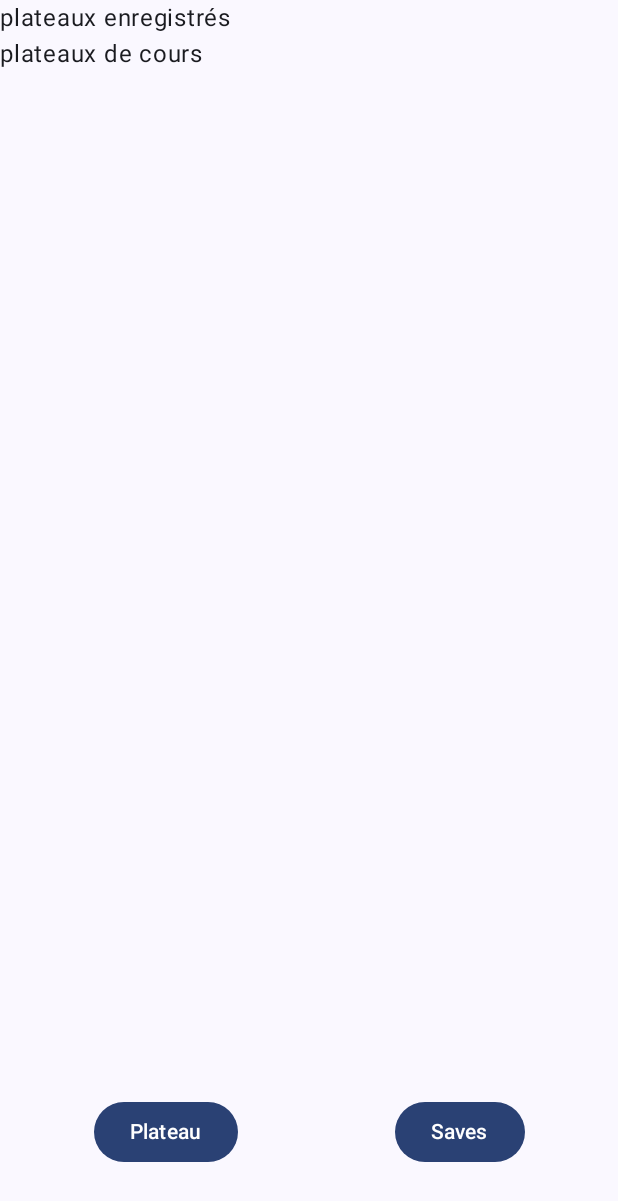
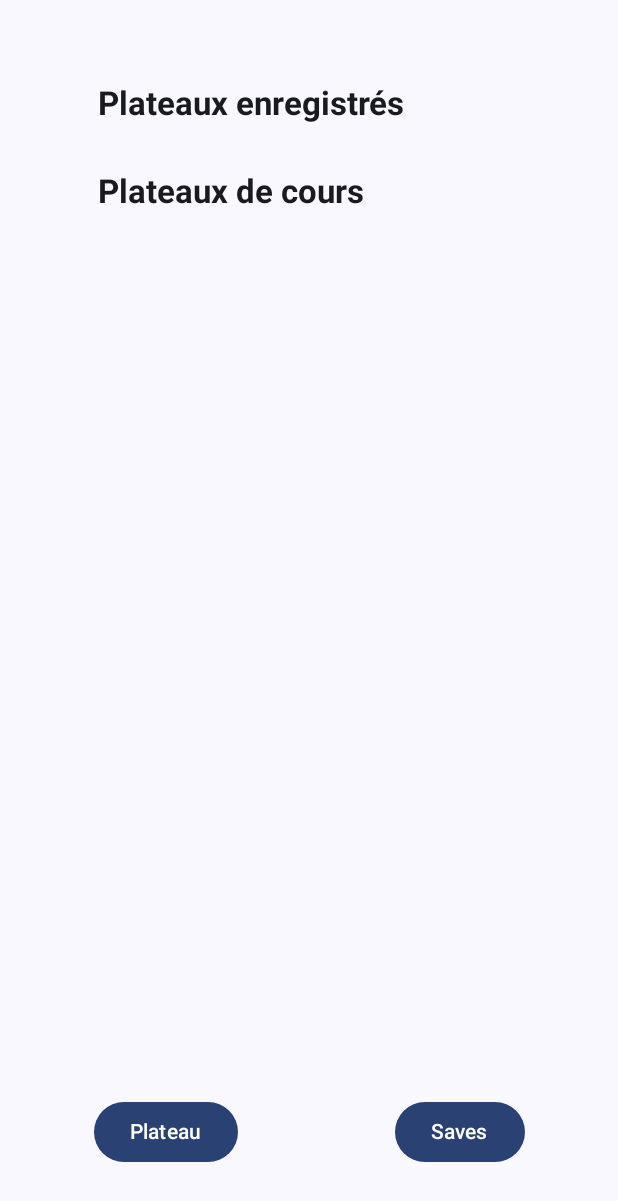
Before and after one commit to UltraDOVA/PlateauDentaireAssistant, an Android app built with Jetpack Compose: the screen it shows after launch (MainActivity), after a tap on "Saves", on a phone screen of 412 x 824 dp. Shown: the top 1201 px of the screen. Run offline under Robolectric (Android 15) with nearby library versions, the phone set to English and light mode, and no system bars; our stand-ins replace Dagger/Hilt's generated code, Room's generated code; 1 statement that could not run was skipped.

Commit message:
Plateaux can be visualized and load in the main view

```diff
--- a/app/src/main/java/com/dova/plateauAssistant/data/dao/PlateauDao.kt
+++ b/app/src/main/java/com/dova/plateauAssistant/data/dao/PlateauDao.kt
@@ -13,6 +13,9 @@ interface PlateauDao {
     @Insert(onConflict = OnConflictStrategy.IGNORE)
     suspend fun insert(plateau: Plateau)
 
-    @Query("SELECT * from plateaux")
+    @Query("SELECT * from plateaux")//TODO : order by index
     fun getAllPlateaux(): Flow<List<Plateau>>
+
+    @Query("SELECT * from plateaux where id = :id")
+    fun getPlateau(id: Int): Flow<Plateau>
 }
--- a/app/src/main/java/com/dova/plateauAssistant/domain/PlateauRepository.kt
+++ b/app/src/main/java/com/dova/plateauAssistant/domain/PlateauRepository.kt
@@ -5,5 +5,6 @@ import kotlinx.coroutines.flow.Flow
 
 interface PlateauRepository {
     fun getAllPlateaux(): Flow<List<Plateau>>
+    suspend fun getPlateau(id: Int): Plateau
     suspend fun insertPlateau(plateau: Plateau)
 }
--- a/app/src/main/java/com/dova/plateauAssistant/ui/Navigation.kt
+++ b/app/src/main/java/com/dova/plateauAssistant/ui/Navigation.kt
@@ -21,9 +21,9 @@ fun Navigation() {
     val navController = rememberNavController()
 
     Scaffold(bottomBar = { NavBar(navController) }) { innerPadding ->
-        NavHost(navController, startDestination = "plateau", modifier = Modifier.padding(innerPadding)) {
-            composable("plateau") { PlateauScreen() }
-            composable("saves") { SavedPlateaux() }
+        NavHost(navController, startDestination = "plateau/", modifier = Modifier.padding(innerPadding)) {
+            composable("plateau/{id}") { PlateauScreen() }
+            composable("saves") { SavedPlateaux(navController) }
         }
     }
 }
@@ -36,7 +36,7 @@ fun NavBar(
         Modifier.fillMaxWidth().padding(10.dp).padding(bottom = 35.dp),
         horizontalArrangement = Arrangement.SpaceAround
     ) {
-        Button(onClick = { navController.navigate("plateau") }) {
+        Button(onClick = { navController.navigate("plateau/") }) {
             Text("Plateau")
         }
         Button(onClick = { navController.navigate("saves") }) {
--- a/app/src/main/java/com/dova/plateauAssistant/ui/PlateauScreen.kt
+++ b/app/src/main/java/com/dova/plateauAssistant/ui/PlateauScreen.kt
@@ -47,6 +47,7 @@ fun PlateauScreen() {
         ) {
             PlateauComposable(
                 uiState.value.plateau,
+                editable = true,
                 { index, value -> viewModel.dropOnPlateau(index, value) },
                 { index -> viewModel.resetCase(index) }
             )
@@ -54,9 +55,6 @@ fun PlateauScreen() {
         Spacer(Modifier.weight(1f))
         Button(onClick = { viewModel.askForName() }) {
             Text("Save")
-        }
-        Button(onClick = { viewModel.loadPlateau() }) {
-            Text("Load")
         }
         Spacer(Modifier.weight(1f))
     }
--- a/app/src/main/java/com/dova/plateauAssistant/ui/PlateauViewModel.kt
+++ b/app/src/main/java/com/dova/plateauAssistant/ui/PlateauViewModel.kt
@@ -1,11 +1,11 @@
 package com.dova.plateauAssistant.ui
 
+import androidx.lifecycle.SavedStateHandle
 import androidx.lifecycle.ViewModel
 import androidx.lifecycle.viewModelScope
 import com.dova.plateauAssistant.data.entities.Plateau
 import com.dova.plateauAssistant.domain.PlateauRepository
 import dagger.hilt.android.lifecycle.HiltViewModel
-import kotlinx.coroutines.delay
 import kotlinx.coroutines.flow.MutableStateFlow
 import kotlinx.coroutines.flow.asStateFlow
 import kotlinx.coroutines.flow.update
@@ -14,10 +14,24 @@ import javax.inject.Inject
 
 @HiltViewModel
 class PlateauViewModel @Inject constructor(
-    private val plateauRepository: PlateauRepository
+    private val plateauRepository: PlateauRepository,
+    savedStateHandle: SavedStateHandle
 ) : ViewModel() {
     private val _uiState = MutableStateFlow(PlateauUiState())
     val uiState = _uiState.asStateFlow()
+
+    init {
+        val plateauToLoad = savedStateHandle.get<String>("id")?.toIntOrNull()
+        if (plateauToLoad != null) {
+            viewModelScope.launch {
+                _uiState.update {
+                    PlateauUiState(
+                        plateau = plateauRepository.getPlateau(plateauToLoad)
+                    )
+                }
+            }
+        }
+    }
 
     fun dropOnPlateau(index: Int, elem: Int) {
         val newValues = uiState.value.plateau.values.toMutableList()
@@ -73,25 +87,6 @@ class PlateauViewModel @Inject constructor(
         }
     }
 
-    //todo : snippet, to move in the init()
-    fun loadPlateau() {
-        var tmpPlateau = uiState.value.plateau
-        viewModelScope.launch {
-            //todo : remove and replace by an id search (transmitted through navigation)
-            plateauRepository.getAllPlateaux().collect {
-                tmpPlateau = it.firstOrNull()!!
-            }
-        }
-        viewModelScope.launch {
-            delay(20)
-            _uiState.update {
-                it.copy(
-                    plateau = tmpPlateau
-                )
-            }
-        }
-    }
-
     private fun setNewValues(plateau: Plateau, newValues: List<Int>): Plateau {
         return Plateau(
             name = plateau.name,
--- a/app/src/main/java/com/dova/plateauAssistant/ui/SavedPlateaux.kt
+++ b/app/src/main/java/com/dova/plateauAssistant/ui/SavedPlateaux.kt
@@ -1,13 +1,52 @@
 package com.dova.plateauAssistant.ui
 
-import androidx.compose.foundation.layout.Column
+import androidx.compose.foundation.layout.Spacer
+import androidx.compose.foundation.layout.height
+import androidx.compose.foundation.layout.padding
+import androidx.compose.foundation.lazy.LazyColumn
 import androidx.compose.material3.Text
 import androidx.compose.runtime.Composable
+import androidx.compose.ui.Modifier
+import androidx.compose.ui.text.font.FontWeight
+import androidx.compose.ui.unit.dp
+import androidx.hilt.navigation.compose.hiltViewModel
+import androidx.lifecycle.compose.collectAsStateWithLifecycle
+import androidx.navigation.NavHostController
+import com.dova.plateauAssistant.ui.composants.SelectablePlateau
+import com.dova.plateauAssistant.ui.theme.Typography
 
 @Composable
-fun SavedPlateaux() {
-    Column {
-        Text("plateaux enregistrés")
-        Text("plateaux de cours")
+fun SavedPlateaux(
+    navController: NavHostController
+) {
+    val viewModel: SavedPlateauxViewModel = hiltViewModel()
+    val uiState = viewModel.uiState.collectAsStateWithLifecycle()
+
+    LazyColumn(
+        Modifier.padding(horizontal = 30.dp).padding(top = 40.dp)
+    ) {
+        item {
+            Text(
+                "Plateaux enregistrés",
+                Modifier.padding(15.dp).padding(start = 20.dp),
+                style = Typography.titleLarge,
+                fontWeight = FontWeight.Bold
+            )
+        }
+        items(uiState.value.customPlateaux.size) {
+            SelectablePlateau(uiState.value.customPlateaux[it]) { idPlateau ->
+                navController.navigate("plateau/$idPlateau")
+            }
+            Spacer(Modifier.height(10.dp))
+        }
+
+        item {
+            Text(
+                "Plateaux de cours",
+                Modifier.padding(15.dp).padding(start = 20.dp),
+                style = Typography.titleLarge,
+                fontWeight = FontWeight.Bold
+            )
+        }
     }
 }
--- /dev/null
+++ b/app/src/main/java/com/dova/plateauAssistant/ui/SavedPlateauxViewModel.kt
@@ -0,0 +1,38 @@
+package com.dova.plateauAssistant.ui
+
+import androidx.lifecycle.ViewModel
+import androidx.lifecycle.viewModelScope
+import com.dova.plateauAssistant.data.entities.Plateau
+import com.dova.plateauAssistant.domain.PlateauRepository
+import dagger.hilt.android.lifecycle.HiltViewModel
+import kotlinx.coroutines.flow.MutableStateFlow
+import kotlinx.coroutines.flow.asStateFlow
+import kotlinx.coroutines.flow.take
+import kotlinx.coroutines.flow.update
+import kotlinx.coroutines.launch
+import javax.inject.Inject
+
+@HiltViewModel
+class SavedPlateauxViewModel @Inject constructor(
+    private val plateauRepository: PlateauRepository
+) : ViewModel() {
+    private val _uiState = MutableStateFlow(SavedPlateauxUiState())
+    val uiState = _uiState.asStateFlow()
+
+    init {
+        viewModelScope.launch {
+            plateauRepository.getAllPlateaux().take(1).collect { plateaux ->
+                _uiState.update {
+                    it.copy(
+                        customPlateaux = plateaux
+                    )
+                }
+            }
+        }
+    }
+}
+
+data class SavedPlateauxUiState(
+    val customPlateaux: List<Plateau> = emptyList(),
+    val defautlsPlateaux: List<Plateau> = emptyList()
+)
--- a/app/src/main/java/com/dova/plateauAssistant/ui/composants/PlateauComposable.kt
+++ b/app/src/main/java/com/dova/plateauAssistant/ui/composants/PlateauComposable.kt
@@ -2,7 +2,9 @@ package com.dova.plateauAssistant.ui.composants
 
 import androidx.compose.foundation.BorderStroke
 import androidx.compose.foundation.ExperimentalFoundationApi
+import androidx.compose.foundation.Image
 import androidx.compose.foundation.draganddrop.dragAndDropTarget
+import androidx.compose.foundation.layout.Column
 import androidx.compose.foundation.layout.Row
 import androidx.compose.foundation.layout.height
 import androidx.compose.foundation.layout.width
@@ -14,16 +16,20 @@ import androidx.compose.ui.draganddrop.DragAndDropEvent
 import androidx.compose.ui.draganddrop.DragAndDropTarget
 import androidx.compose.ui.draganddrop.toAndroidDragEvent
 import androidx.compose.ui.graphics.Color
+import androidx.compose.ui.res.painterResource
 import androidx.compose.ui.unit.dp
 import com.dova.plateauAssistant.data.entities.Plateau
+import com.dova.plateauAssistant.domain.Items
 
 
 @Composable
 fun PlateauComposable(
     plateau: Plateau,
-    onDrop: (Int, Int) -> Unit = {int1, int2 -> },
+    editable: Boolean,
+    onDrop: (Int, Int) -> Unit = { _, _ -> },
     resetCase: (Int) -> Unit = {}
 ) {
+    Column {
         for (line in 0..<plateau.nbLines) {
             Row {
                 for (index in line..<plateau.nbCases step plateau.nbLines) {
@@ -31,9 +37,11 @@ fun PlateauComposable(
                         Modifier.weight(1f),
                         index,
                         plateau.values[index],
+                        editable,
                         onDrop,
                         resetCase
                     )
+                }
             }
         }
     }
@@ -45,6 +53,7 @@ fun Case(
     modifier: Modifier,
     index: Int,
     value: Int,
+    editable: Boolean,
     onDrop: (Int, Int) -> Unit,
     resetCase: (Int) -> Unit
 ) {
@@ -63,7 +72,10 @@ fun Case(
         border = if (true) BorderStroke(1.dp, Color.Black) else null
     ) {
         if (value != -1) {
+            if (editable)
                 DraggableItem(value) { resetCase(index) }
+            else
+                Image(painterResource(Items.entries[value].idDrawable), null)
         }
     }
 }
```
Also changed, not shown: app/src/main/java/com/dova/plateauAssistant/domain/PlateauRepositoryImpl.kt (+9 -0 lines), app/src/main/java/com/dova/plateauAssistant/ui/composants/SelectablePlateau.kt (added, +82 -0 lines). Lines whose indentation alone changed are shown as unchanged.
